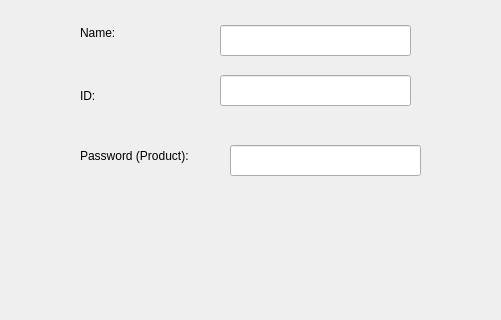
Above: deleteitem_seller.ui from ghadasherif/InstaShop-Application before the change; both pictures show x 130 to 631 and y 175 to 495 of the 1105 by 738 pixel window. Below: the same form after it.
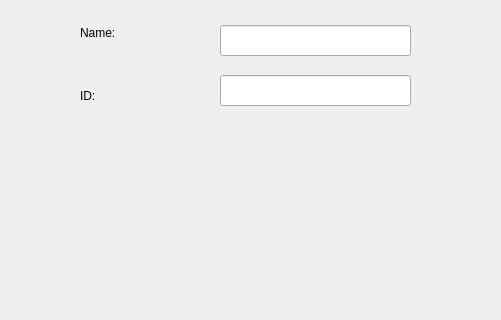
That is the form after the change.

The edit to the form file:
```diff
--- a/deleteitem_seller.ui
+++ b/deleteitem_seller.ui
@@ -59,29 +59,6 @@
     </rect>
    </property>
   </widget>
-  <widget class="QLabel" name="label_passproductdelete">
-   <property name="geometry">
-    <rect>
-     <x>210</x>
-     <y>320</y>
-     <width>131</width>
-     <height>21</height>
-    </rect>
-   </property>
-   <property name="text">
-    <string>Password (Product):</string>
-   </property>
-  </widget>
-  <widget class="QLineEdit" name="lineEdit_passproductdelete">
-   <property name="geometry">
-    <rect>
-     <x>360</x>
-     <y>320</y>
-     <width>191</width>
-     <height>31</height>
-    </rect>
-   </property>
-  </widget>
  </widget>
  <resources/>
  <connections/>
```
